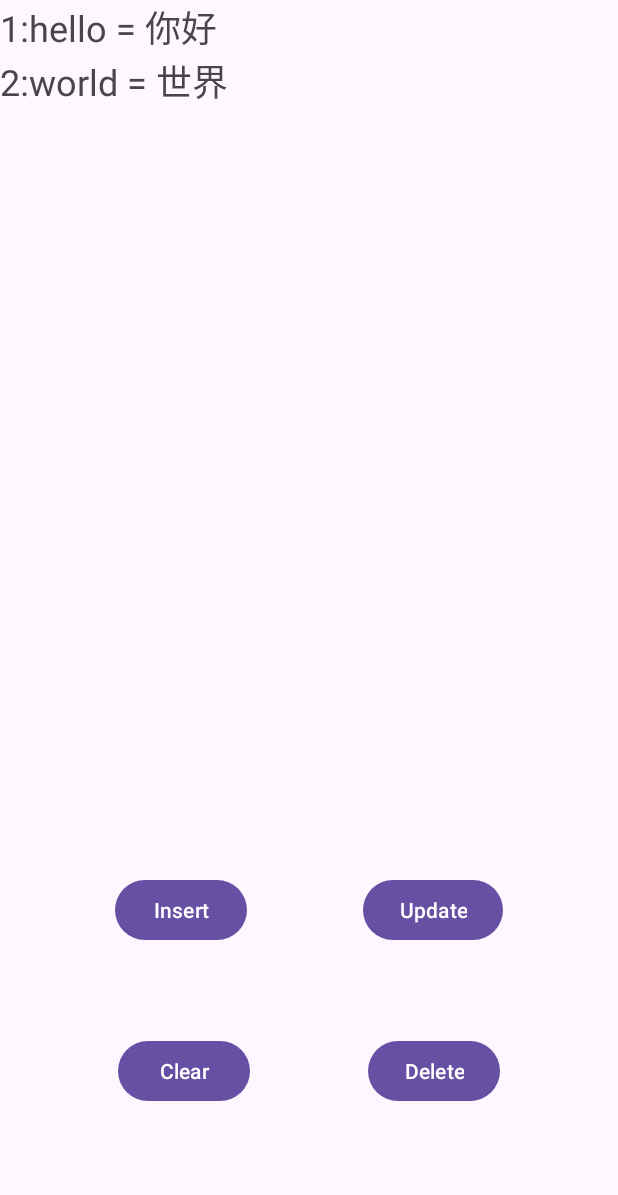
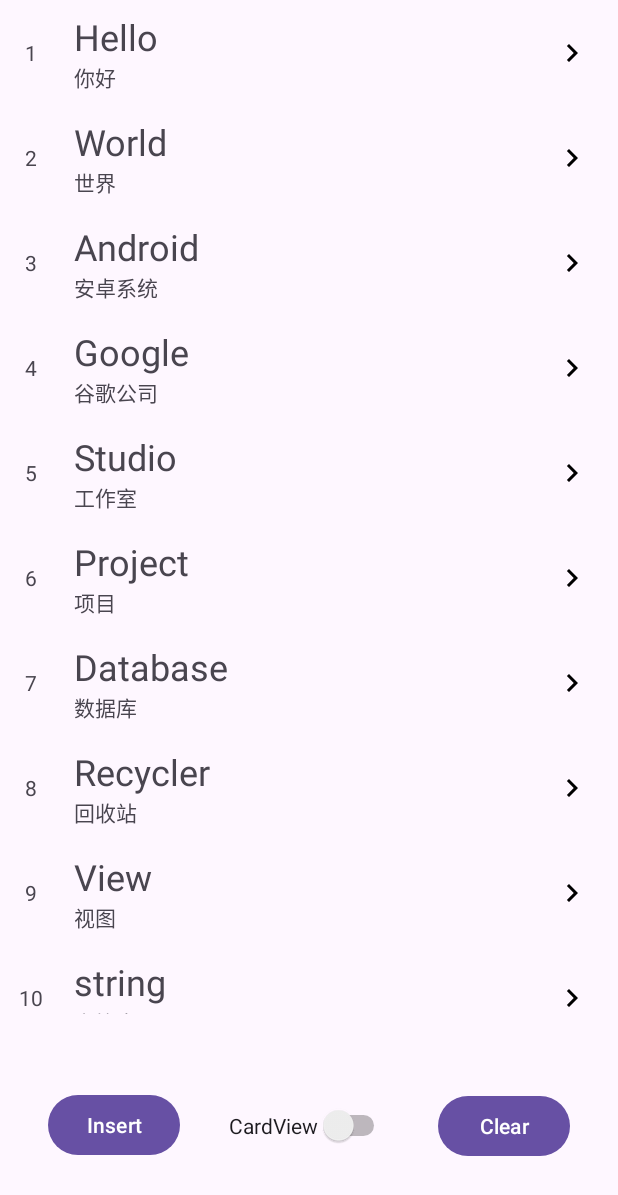
Before and after one commit to zuazhk/android1, an Android app: the screen it shows after launch (MainActivity), after a tap on "Insert", on a phone screen of 412 x 824 dp. Shown: the top 1195 px of the screen. Run offline under Robolectric (Android 15) with nearby library versions, the phone set to English and light mode, and no system bars; our stand-ins replace Room's generated code.

Commit message:
视频教程room3:RecycleView的使用

```diff
--- a/app/src/main/java/com/example/room1basic/MainActivity.java
+++ b/app/src/main/java/com/example/room1basic/MainActivity.java
@@ -2,46 +2,67 @@ package com.example.room1basic;
 
 import android.os.Bundle;
 import android.widget.Button;
-import android.widget.TextView;
+import android.widget.Switch;
 
 import androidx.appcompat.app.AppCompatActivity;
-import androidx.lifecycle.Observer;
 import androidx.lifecycle.ViewModelProvider;
-
-import java.util.List;
+import androidx.recyclerview.widget.LinearLayoutManager;
+import androidx.recyclerview.widget.RecyclerView;
 
 public class MainActivity extends AppCompatActivity {
-    TextView textView;
     Button buttonInsert, buttonUpdate, buttonClear, buttonDelete;
     WordViewModel wordViewModel;
+    RecyclerView recyclerView;
+    Switch aSwitch;
+    MyAdapter myAdapter1, myAdapter2;
 
     @Override
     protected void onCreate(Bundle savedInstanceState) {
         super.onCreate(savedInstanceState);
         setContentView(R.layout.activity_main);
         wordViewModel = new ViewModelProvider(this).get(WordViewModel.class);
+        recyclerView = findViewById(R.id.recyclerView);
+        myAdapter1 = new MyAdapter(false);
+        myAdapter2 = new MyAdapter(true);
+        recyclerView.setLayoutManager(new LinearLayoutManager(this));
+        recyclerView.setAdapter(myAdapter1);
 
+        aSwitch = findViewById(R.id.switch1); //开关切换显示模式
+        aSwitch.setOnCheckedChangeListener((compoundButton, isChanged) -> {
+            if (isChanged) {
+                recyclerView.setAdapter(myAdapter2);
+            } else {
+                recyclerView.setAdapter(myAdapter1);
+            }
+        });
+        wordViewModel.getAllWordsLive().observe(this, words -> {
+            myAdapter1.setAllWords(words);
+            myAdapter1.notifyDataSetChanged(); //刷新视图
+            myAdapter2.setAllWords(words);
+            myAdapter2.notifyDataSetChanged(); //刷新视图
 
-        textView = findViewById(R.id.textView);
-
-        wordViewModel.getAllWordsLive().observe(this, words -> {
-            //当数据库中的数据发生变化时，更新UI
-            StringBuilder text = new StringBuilder();
-            for (Word word : words) {
-                text.append(word.getId()).append(":").append(word.getWord()).append(" = ").append(word.getChineseMeaning()).append("\n");
-            }
-            textView.setText(text.toString());
         });
 
         buttonInsert = findViewById(R.id.buttonInsert);
         buttonClear = findViewById(R.id.buttonClear);
-        buttonDelete = findViewById(R.id.buttonDelete);
-        buttonUpdate = findViewById(R.id.buttonUpdate);
+//        buttonDelete = findViewById(R.id.buttonDelete);
+//        buttonUpdate = findViewById(R.id.buttonUpdate);
 
         buttonInsert.setOnClickListener(view -> {
-            Word word1 = new Word("hello", "你好");
-            Word word2 = new Word("world", "世界");
-            wordViewModel.insertWords(word1, word2); //插入两个单词
+            String[] english = {
+                    "Hello", "World", "Android", "Google",
+                    "Studio", "Project", "Database", "Recycler",
+                    "View", "string", "Value", "Integer"
+            };
+            String[] chinese = {
+                    "你好", "世界", "安卓系统", "谷歌公司",
+                    "工作室", "项目", "数据库", "回收站",
+                    "视图", "字符串", "价值", "整数类型"
+            };
+            for (int i = 0; i < english.length; i++) {
+                Word word = new Word(english[i], chinese[i]);
+                wordViewModel.insertWords(word); //插入单词
+            }
         });
 
 
@@ -49,8 +70,7 @@ public class MainActivity extends AppCompatActivity {
             wordViewModel.deleteAllWords(); //删除所有单词
         });
 
-
-        buttonDelete.setOnClickListener(view -> {
+/*        buttonDelete.setOnClickListener(view -> {
             Word word = new Word("hello", "你好");
             word.setId(101);
 //            new DeleteAsyncTask(wordDao).execute(word); //删除id为31的单词
@@ -64,8 +84,7 @@ public class MainActivity extends AppCompatActivity {
 //            wordDao.updateWords(word);
 //            new UpdateAsyncTask(wordDao).execute(word);
             wordViewModel.updateWords(word);
-        });
-
+        });*/
     }
 
 
--- /dev/null
+++ b/app/src/main/java/com/example/room1basic/MyAdapter.java
@@ -0,0 +1,79 @@
+package com.example.room1basic;
+
+import android.content.Intent;
+import android.net.Uri;
+import android.view.LayoutInflater;
+import android.view.View;
+import android.view.ViewGroup;
+import android.widget.TextView;
+
+import androidx.annotation.NonNull;
+import androidx.recyclerview.widget.RecyclerView;
+
+import java.util.ArrayList;
+import java.util.List;
+
+// 定义一个MyAdapter类，继承自RecyclerView.Adapter，泛型为MyViewHolder
+public class MyAdapter extends RecyclerView.Adapter<MyAdapter.MyViewHolder> {
+    // 定义一个List类型的变量allWords，用于存储所有的单词
+    private List<Word> allWords = new ArrayList<>();
+    private boolean userCardView;
+
+    MyAdapter(boolean userCardView) {
+        this.userCardView = userCardView;
+    }
+
+    // 定义一个方法setAllWords，用于设置allWords的值
+    void setAllWords(List<Word> allWords) {
+        this.allWords = allWords;
+    }
+
+    // 重写onCreateViewHolder方法，用于创建ViewHolder
+    @NonNull
+    @Override
+    public MyViewHolder onCreateViewHolder(@NonNull ViewGroup parent, int viewType) {
+        LayoutInflater layoutInflater = LayoutInflater.from(parent.getContext());
+        View itemView;
+        if (userCardView) {
+            itemView = layoutInflater.inflate(R.layout.cell_card, parent, false); //加载卡片式的视图
+        } else {
+            itemView = layoutInflater.inflate(R.layout.cell_normal, parent, false); //加载列表式的视图
+        }
+        return new MyViewHolder(itemView);
+    }
+
+    // 重写onBindViewHolder方法，用于绑定ViewHolder
+    @Override
+    public void onBindViewHolder(@NonNull MyViewHolder holder, int position) {
+        Word word = allWords.get(position);
+        holder.textViewNumber.setText(String.valueOf(position + 1));
+        holder.textViewEnglish.setText(word.getWord());
+        holder.textViewChinese.setText(word.getChineseMeaning());
+        holder.itemView.setOnClickListener(new View.OnClickListener() {
+            @Override
+            public void onClick(View view) {
+                String wd = holder.textViewEnglish.getText().toString();
+                Uri uri = Uri.parse("https://dict.youdao.com/result?word=" + wd + "&lang=en");
+                Intent intent = new Intent(Intent.ACTION_VIEW, uri);
+//                holder.itemView.getContext().startActivity(intent); //启动浏览器
+            }
+        });
+    }
+
+
+    @Override
+    public int getItemCount() {
+        return allWords.size();
+    }
+
+    static class MyViewHolder extends RecyclerView.ViewHolder {
+        TextView textViewNumber, textViewEnglish, textViewChinese;
+
+        MyViewHolder(@NonNull View itemView) {
+            super(itemView);
+            textViewNumber = itemView.findViewById(R.id.textViewNumber);
+            textViewEnglish = itemView.findViewById(R.id.textViewEnglish);
+            textViewChinese = itemView.findViewById(R.id.textViewChinese);
+        }
+    }
+}
--- /dev/null
+++ b/app/src/main/res/drawable/baseline_chevron_right_24.xml
@@ -0,0 +1,5 @@
+<vector xmlns:android="http://schemas.android.com/apk/res/android" android:height="24dp" android:tint="#000000" android:viewportHeight="24" android:viewportWidth="24" android:width="24dp">
+
+    <path android:fillColor="@android:color/white" android:pathData="M10,6L8.59,7.41 13.17,12l-4.58,4.59L10,18l6,-6z"/>
+
+</vector>
--- a/app/src/main/res/layout/activity_main.xml
+++ b/app/src/main/res/layout/activity_main.xml
@@ -12,29 +12,7 @@
         android:layout_width="wrap_content"
         android:layout_height="wrap_content"
         android:orientation="horizontal"
-        app:layout_constraintGuide_percent="0.6" />
-
-    <ScrollView
-        android:layout_width="0dp"
-        android:layout_height="0dp"
-        app:layout_constraintBottom_toTopOf="@+id/guideline"
-        app:layout_constraintEnd_toEndOf="parent"
-        app:layout_constraintStart_toStartOf="parent"
-        app:layout_constraintTop_toTopOf="parent">
-
-        <LinearLayout
-            android:layout_width="match_parent"
-            android:layout_height="wrap_content"
-            android:orientation="vertical">
-
-            <TextView
-                android:id="@+id/textView"
-                android:layout_width="match_parent"
-                android:layout_height="wrap_content"
-                android:text="TextView"
-                android:textSize="24sp" />
-        </LinearLayout>
-    </ScrollView>
+        app:layout_constraintGuide_percent="0.82" />
 
     <Button
         android:id="@+id/buttonInsert"
@@ -42,45 +20,40 @@
         android:layout_height="wrap_content"
         android:text="Insert"
         app:layout_constraintBottom_toBottomOf="parent"
-        app:layout_constraintEnd_toStartOf="@+id/buttonUpdate"
+        app:layout_constraintEnd_toStartOf="@+id/switch1"
         app:layout_constraintHorizontal_bias="0.5"
         app:layout_constraintStart_toStartOf="parent"
-        app:layout_constraintTop_toTopOf="@+id/guideline"
-        app:layout_constraintVertical_bias="0.312" />
-
-    <Button
-        android:id="@+id/buttonUpdate"
-        android:layout_width="wrap_content"
-        android:layout_height="wrap_content"
-        android:text="Update"
-        app:layout_constraintBottom_toBottomOf="@+id/buttonInsert"
-        app:layout_constraintEnd_toEndOf="parent"
-        app:layout_constraintHorizontal_bias="0.5"
-        app:layout_constraintStart_toEndOf="@+id/buttonInsert"
-        app:layout_constraintTop_toTopOf="@+id/buttonInsert"
-        app:layout_constraintVertical_bias="0.0" />
+        app:layout_constraintTop_toTopOf="@+id/guideline" />
 
     <Button
         android:id="@+id/buttonClear"
         android:layout_width="wrap_content"
         android:layout_height="wrap_content"
         android:text="Clear"
-        app:layout_constraintBottom_toBottomOf="@+id/buttonDelete"
-        app:layout_constraintEnd_toStartOf="@+id/buttonDelete"
+        app:layout_constraintBottom_toBottomOf="@+id/switch1"
+        app:layout_constraintEnd_toEndOf="parent"
         app:layout_constraintHorizontal_bias="0.5"
+        app:layout_constraintStart_toEndOf="@+id/switch1"
+        app:layout_constraintTop_toTopOf="@+id/switch1" />
+
+    <androidx.recyclerview.widget.RecyclerView
+        android:id="@+id/recyclerView"
+        android:layout_width="0dp"
+        android:layout_height="0dp"
+        app:layout_constraintBottom_toTopOf="@+id/guideline"
+        app:layout_constraintEnd_toEndOf="parent"
         app:layout_constraintStart_toStartOf="parent"
-        app:layout_constraintTop_toTopOf="@+id/buttonDelete" />
+        app:layout_constraintTop_toTopOf="parent" />
 
-    <Button
-        android:id="@+id/buttonDelete"
+    <Switch
+        android:id="@+id/switch1"
         android:layout_width="wrap_content"
         android:layout_height="wrap_content"
-        android:text="Delete"
-        app:layout_constraintBottom_toBottomOf="parent"
-        app:layout_constraintEnd_toEndOf="parent"
+        android:text="CardView"
+        app:layout_constraintBottom_toBottomOf="@+id/buttonInsert"
+        app:layout_constraintEnd_toStartOf="@+id/buttonClear"
         app:layout_constraintHorizontal_bias="0.5"
-        app:layout_constraintStart_toEndOf="@+id/buttonClear"
-        app:layout_constraintTop_toTopOf="@+id/guideline"
-        app:layout_constraintVertical_bias="0.694" />
+        app:layout_constraintStart_toEndOf="@+id/buttonInsert"
+        app:layout_constraintTop_toTopOf="@+id/buttonInsert" />
 
 </androidx.constraintlayout.widget.ConstraintLayout>
--- /dev/null
+++ b/app/src/main/res/layout/cell_normal.xml
@@ -0,0 +1,70 @@
+<?xml version="1.0" encoding="utf-8"?>
+<androidx.constraintlayout.widget.ConstraintLayout xmlns:android="http://schemas.android.com/apk/res/android"
+    xmlns:app="http://schemas.android.com/apk/res-auto"
+    xmlns:tools="http://schemas.android.com/tools"
+    android:layout_width="match_parent"
+    android:layout_height="wrap_content"
+    android:background="?attr/selectableItemBackground"
+    android:clickable="true">
+
+    <androidx.constraintlayout.widget.Guideline
+        android:id="@+id/guideline2"
+        android:layout_width="wrap_content"
+        android:layout_height="wrap_content"
+        android:orientation="vertical"
+        app:layout_constraintGuide_percent="0.1" />
+
+    <androidx.constraintlayout.widget.Guideline
+        android:id="@+id/guideline3"
+        android:layout_width="wrap_content"
+        android:layout_height="wrap_content"
+        android:orientation="vertical"
+        app:layout_constraintGuide_percent="0.85" />
+
+    <TextView
+        android:id="@+id/textViewNumber"
+        android:layout_width="wrap_content"
+        android:layout_height="wrap_content"
+        android:layout_marginStart="8dp"
+        android:layout_marginEnd="8dp"
+        android:text="TextView"
+        app:layout_constraintBottom_toBottomOf="parent"
+        app:layout_constraintEnd_toStartOf="@+id/guideline2"
+        app:layout_constraintStart_toStartOf="parent"
+        app:layout_constraintTop_toTopOf="parent"
+        tools:text="1" />
+
+    <TextView
+        android:id="@+id/textViewEnglish"
+        android:layout_width="wrap_content"
+        android:layout_height="wrap_content"
+        android:layout_marginStart="8dp"
+        android:layout_marginTop="8dp"
+        android:text="TextView"
+        android:textSize="24sp"
+        app:layout_constraintBottom_toTopOf="@+id/textViewChinese"
+        app:layout_constraintEnd_toStartOf="@+id/guideline3"
+        app:layout_constraintHorizontal_bias="0.0"
+        app:layout_constraintStart_toStartOf="@+id/guideline2"
+        app:layout_constraintTop_toTopOf="parent" />
+
+    <TextView
+        android:id="@+id/textViewChinese"
+        android:layout_width="wrap_content"
+        android:layout_height="wrap_content"
+        android:layout_marginBottom="8dp"
+        android:text="TextView"
+        app:layout_constraintBottom_toBottomOf="parent"
+        app:layout_constraintStart_toStartOf="@+id/textViewEnglish"
+        app:layout_constraintTop_toBottomOf="@+id/textViewEnglish" />
+
+    <ImageView
+        android:id="@+id/imageView"
+        android:layout_width="wrap_content"
+        android:layout_height="wrap_content"
+        app:layout_constraintBottom_toBottomOf="parent"
+        app:layout_constraintEnd_toEndOf="parent"
+        app:layout_constraintStart_toStartOf="@+id/guideline3"
+        app:layout_constraintTop_toTopOf="parent"
+        app:srcCompat="@drawable/baseline_chevron_right_24" />
+</androidx.constraintlayout.widget.ConstraintLayout>
--- a/app/src/main/res/values/strings.xml
+++ b/app/src/main/res/values/strings.xml
@@ -1,3 +1,3 @@
 <resources>
-    <string name="app_name">Room1Basic</string>
+    <string name="app_name">Room3Basic</string>
 </resources>
```
Also changed, not shown: app/src/main/res/layout/cell_card.xml (added, +87 -0 lines).
